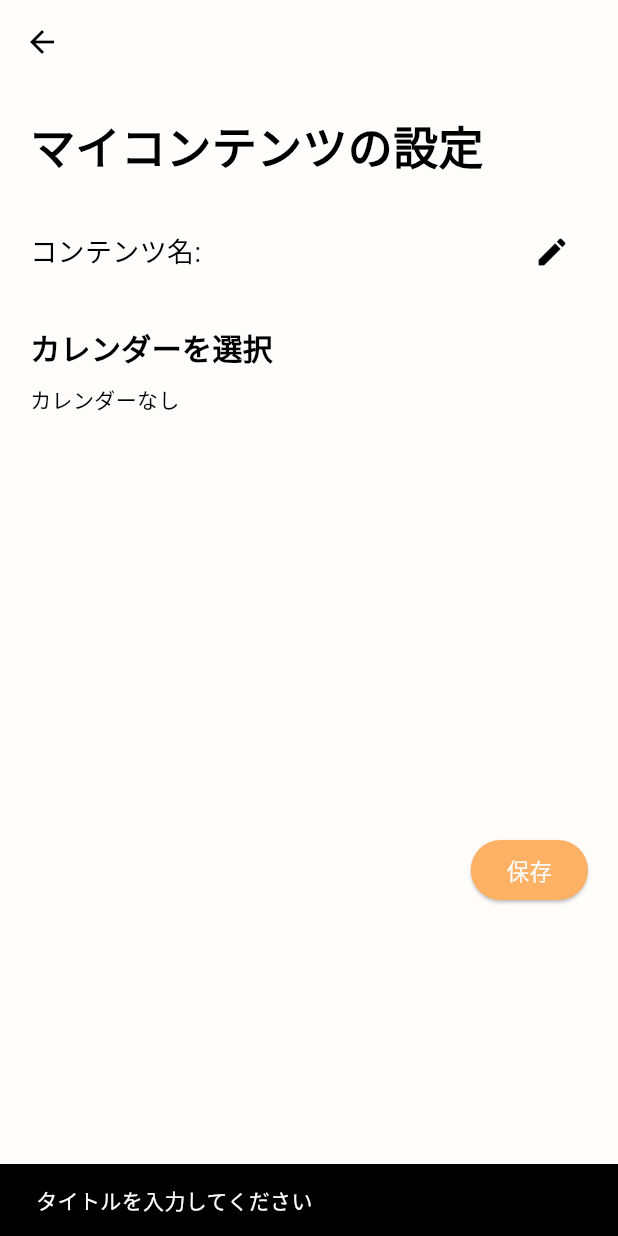
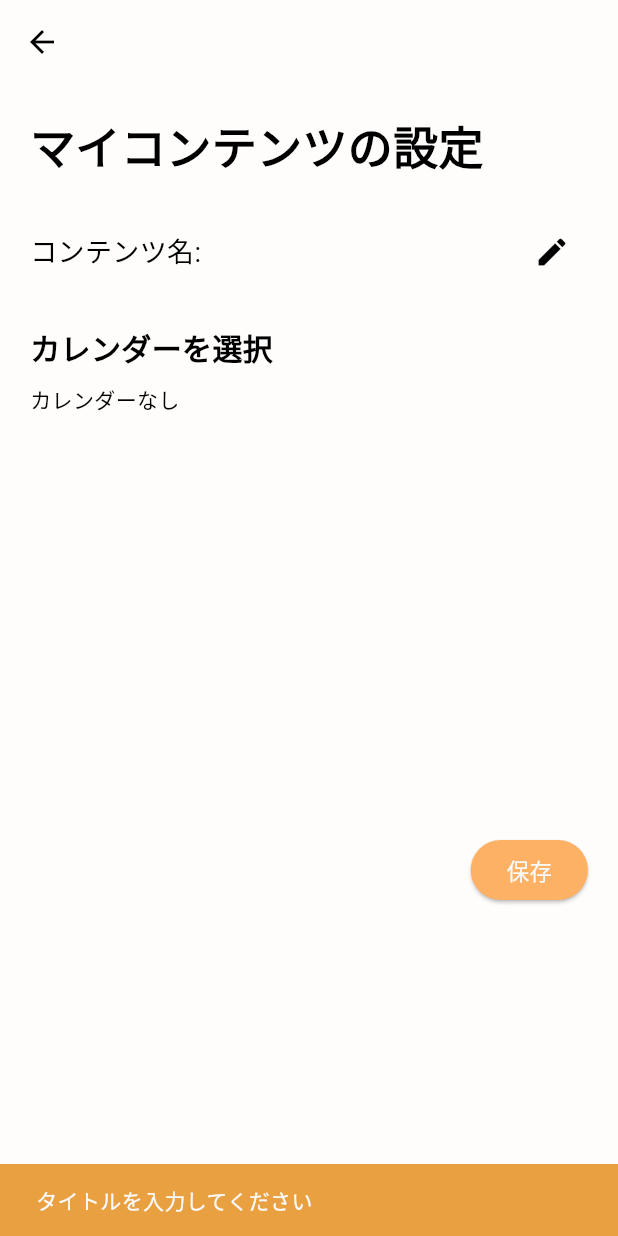
Before and after one commit to JOIMathProject/calendar_sharing, a Flutter app: the MyContentSetting screen opened directly with empty values, after a tap on "保存", on a phone screen of 412 x 824 dp. Run offline on Flutter 3.47's test engine with Material 3 defaults, Android fonts, the phone set to English and light mode, and no system bars; our stand-ins replace badges, flutter_chat_types, flutter_chat_ui, flutter_speed_dial, font_awesome_flutter, google_sign_in and 6 more; missing offline and left inert: dart:ffi, extension_google_sign_in_as_googleapis_auth, googleapis, nearby_connections, qr_code_scanner, syncfusion_localizations; accounts and stored records are empty; network calls fail; Roboto replaces fonts that are missing (MPLUSRounded1c-Regular); key blocks and very long unbroken strings in the code were emptied for the run.

Commit message:
スナックバーの色が治っていないところを修正

```diff
--- a/lib/screen/MyContent.dart
+++ b/lib/screen/MyContent.dart
@@ -591,7 +591,10 @@ class _MyContentState extends State<MyContent> {
                                           } else {
                                             // Show a warning if no calendar is selected
                                             ScaffoldMessenger.of(context).showSnackBar(
-                                              SnackBar(content: Text('カレンダーを選択してください。')),
+                                              SnackBar(
+                                                  backgroundColor: GlobalColor.SnackCol,
+                                                  content: Text('カレンダーを選択してください。',style: TextStyle(color: GlobalColor.SubCol),)
+                                              ),
                                             );
                                           }
                                         },
--- a/lib/screen/MyContentSetting.dart
+++ b/lib/screen/MyContentSetting.dart
@@ -166,13 +166,19 @@ class _MyContentSettingState extends State<MyContentSetting> {
     String? uid = Provider.of<UserData>(context, listen: false).uid;
     if (title.isEmpty){
       ScaffoldMessenger.of(context).showSnackBar(
-        SnackBar(content: Text('タイトルを入力してください')),
+        SnackBar(
+            backgroundColor: GlobalColor.SnackCol,
+            content: Text('タイトルを入力してください',style: TextStyle(color: GlobalColor.SubCol),)
+        ),
       );
       return;
     }
     if (selectedCalendars.isEmpty){
       ScaffoldMessenger.of(context).showSnackBar(
-        SnackBar(content: Text('最低でも一つはカレンダーを選択してください')),
+        SnackBar(
+            backgroundColor: GlobalColor.SnackCol,
+            content: Text('最低でも一つはカレンダーを選択してください',style: TextStyle(color: GlobalColor.SubCol),)
+        ),
       );
       return;
     }
--- a/lib/screen/addFriendBluetooth.dart
+++ b/lib/screen/addFriendBluetooth.dart
@@ -76,7 +76,10 @@ class _AddFriendNearbyState extends State<AddFriendNearby> {
       // Show SnackBar if friends have changed and it's not the first load
       if (friendsChanged) {
         ScaffoldMessenger.of(context).showSnackBar(
-          SnackBar(content: Text('フレンドを追加しました')),
+          SnackBar(
+            backgroundColor: GlobalColor.SnackCol,
+            content: Text('フレンドを追加しました', style: TextStyle(color: GlobalColor.SubCol),),
+          )
         );
       }
     } catch (e) {
```
